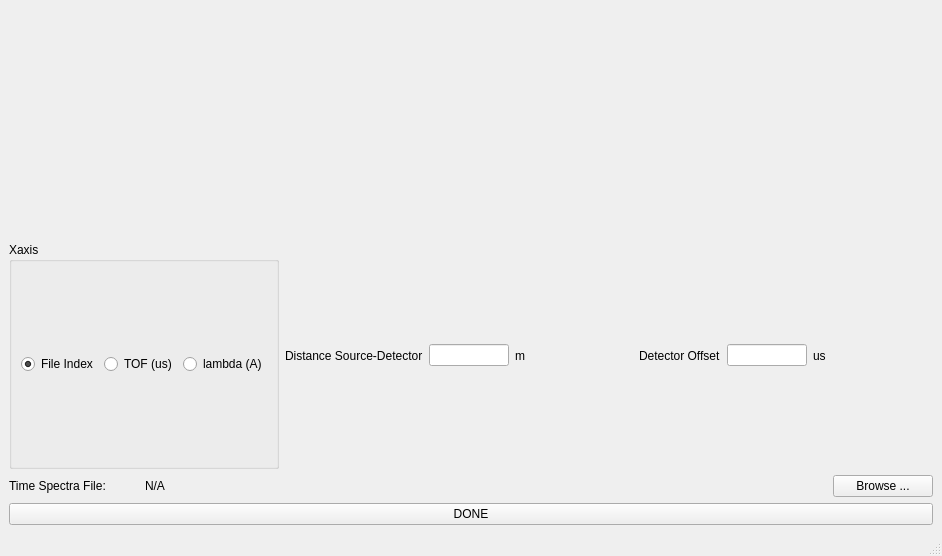
The window that ui/ui_display_counts_of_region_vs_stack.ui (neutronimaging/python_notebooks) describes before a commit, drawn with Qt 5.
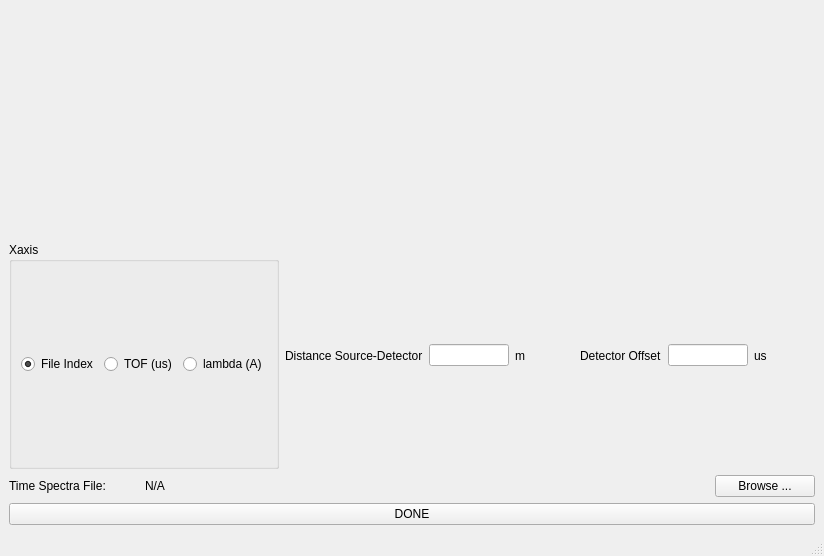
The same window after the commit.

Patch:
```diff
--- a/ui/ui_display_counts_of_region_vs_stack.ui
+++ b/ui/ui_display_counts_of_region_vs_stack.ui
@@ -6,7 +6,7 @@
    <rect>
     <x>0</x>
     <y>0</y>
-    <width>942</width>
+    <width>824</width>
     <height>556</height>
    </rect>
   </property>
```
Left out of the diff: 2 changed lines with no effect on the pictures.
